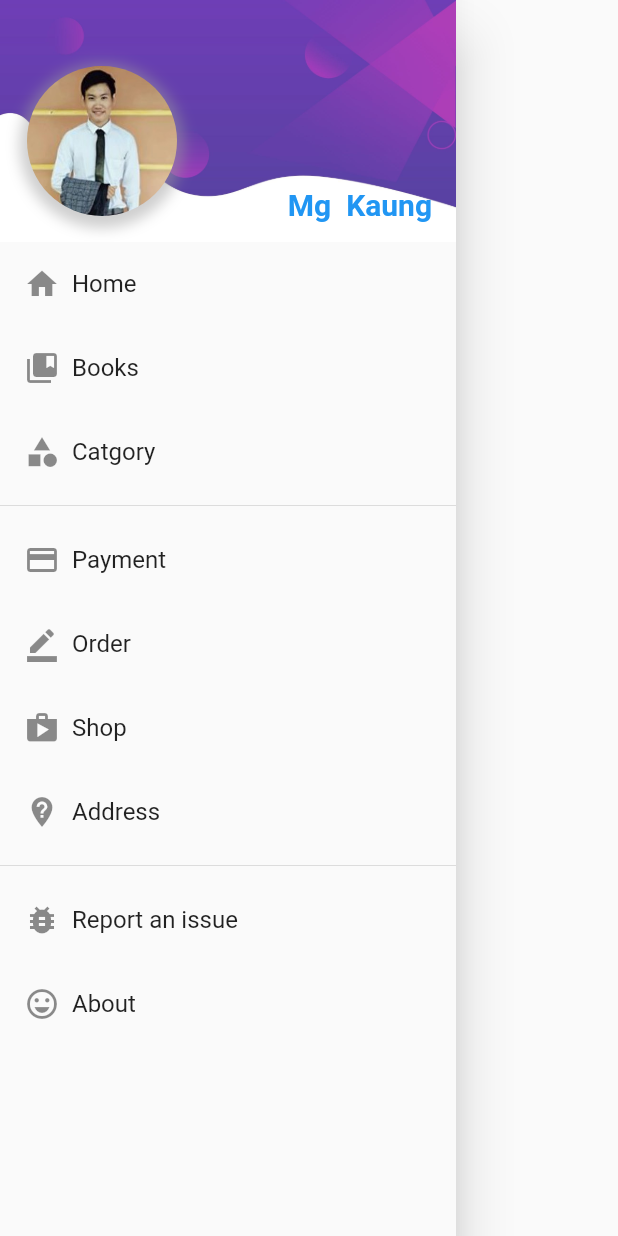
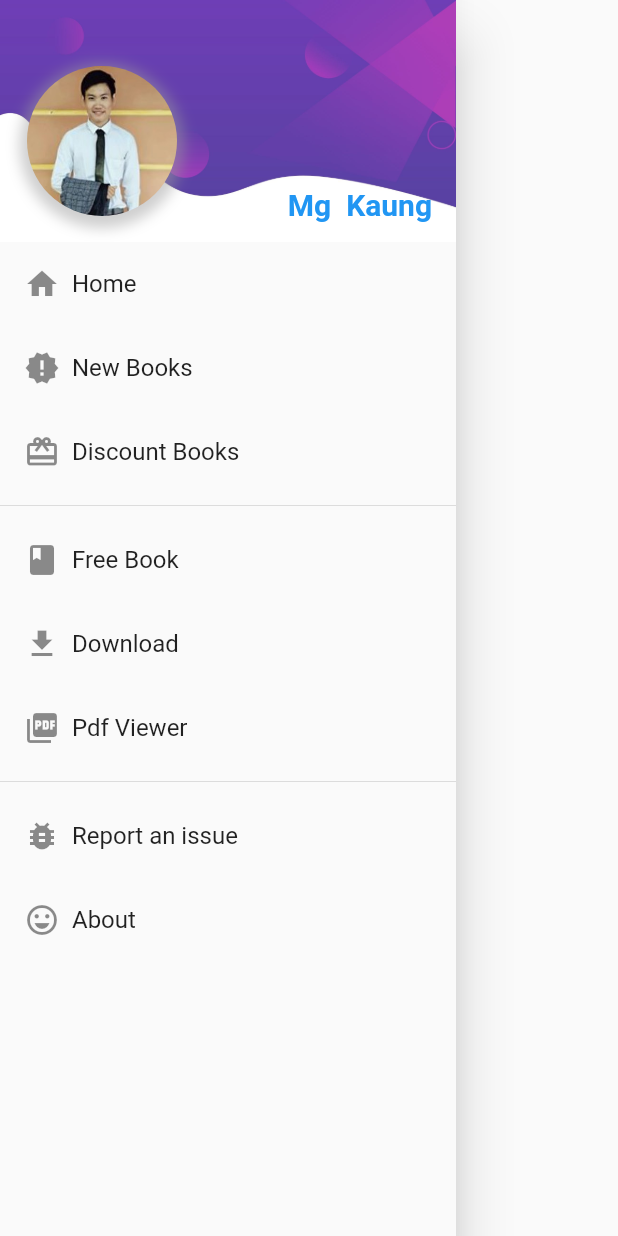
Before and after one commit to dev-mgkaung/programming_ebook, a Flutter app: the AppDrawer widget shown alone on an empty page, opened directly, on a phone screen of 412 x 824 dp. Run offline on Flutter 3.47's test engine with Material 2 defaults, Android fonts, the light colour scheme and no system bars; our stand-ins replace badges, cached_network_image, easy_localization, equatable, fancy_bottom_navigation, flutter_spinkit and 3 more; missing offline and left inert: flutter_mdetect, flutter_page_indicator, rabbit_converter; network calls fail.

Commit message:
change drawer menu

```diff
--- a/lib/screens/page/drawer_menu.dart
+++ b/lib/screens/page/drawer_menu.dart
@@ -67,13 +67,12 @@ class AppDrawer extends StatelessWidget {
         children: <Widget>[
           _createHeader(),
           _createDrawerItem(icon: Icons.home,text: 'Home',),
-          _createDrawerItem(icon: Icons.collections_bookmark, text: 'Books',),
-          _createDrawerItem(icon: Icons.category, text: 'Catgory',),
+          _createDrawerItem(icon: Icons.new_releases, text: 'New Books',),
+          _createDrawerItem(icon: Icons.card_giftcard, text: 'Discount Books',),
           Divider(),
-          _createDrawerItem(icon: Icons.payment, text: 'Payment'),
-          _createDrawerItem(icon: Icons.border_color, text: 'Order'),
-          _createDrawerItem(icon: Icons.shop, text: 'Shop'),
-          _createDrawerItem(icon: Icons.not_listed_location, text: 'Address'),
+          _createDrawerItem(icon: Icons.book, text: 'Free Book'),
+          _createDrawerItem(icon: Icons.file_download, text: 'Download'),
+          _createDrawerItem(icon: Icons.picture_as_pdf, text: 'Pdf Viewer'),
           Divider(),
           _createDrawerItem(icon: Icons.bug_report, text: 'Report an issue'),
           _createDrawerItem(icon: Icons.sentiment_very_satisfied,text: 'About',onTap: (){
```
Also changed, not shown: lib/screens/settings/settings_screen.dart (+8 -0 lines).
